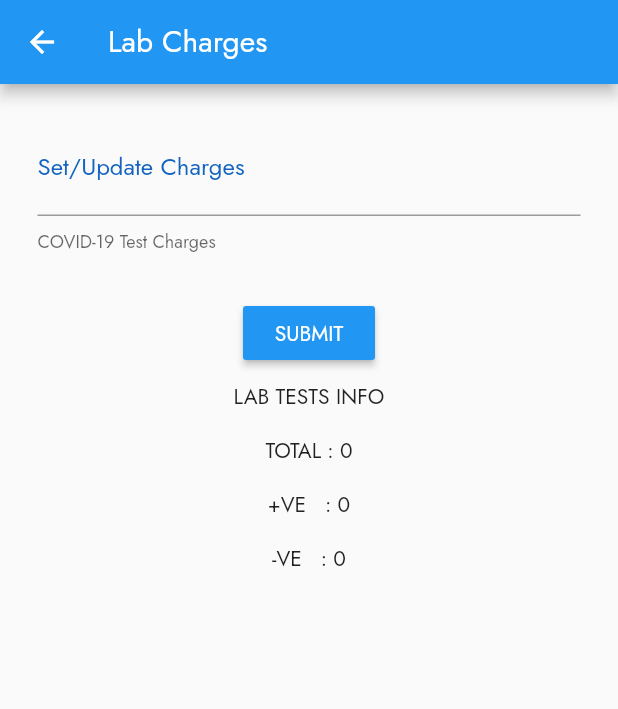
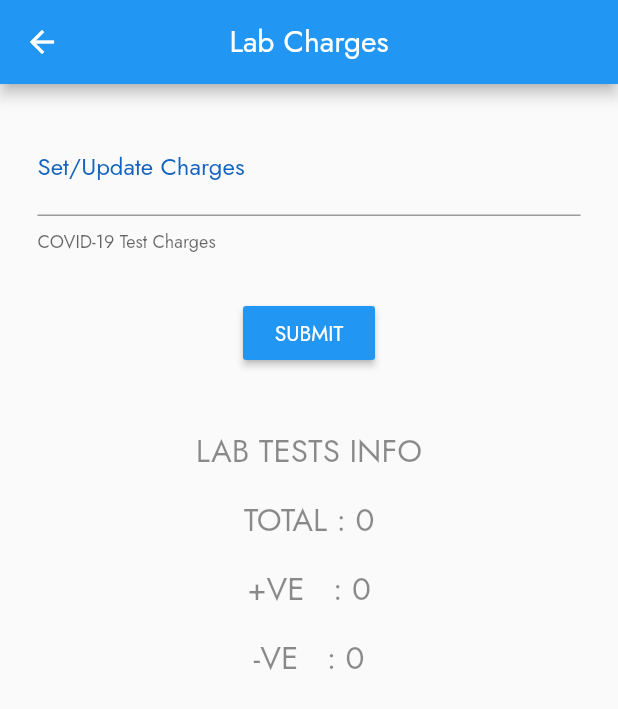
Before and after one commit to Bhushan-Koyande/Minor-Project, a Flutter app: the LabCharges screen opened directly, on a phone screen of 412 x 824 dp. Shown: the top 709 px of the screen. Run offline on Flutter 3.47's test engine with Material 2 defaults, Android fonts, the phone set to English and light mode, and no system bars; our stand-ins replace cloud_firestore, firebase_auth, firebase_core, geolocator; accounts and stored records are empty.

```diff
--- a/lib/pages/labCharge.dart
+++ b/lib/pages/labCharge.dart
@@ -30,7 +30,7 @@ class _LabChargesState extends State<LabCharges> {
   }
 
   void getLabStatistics() {
-    firestoreInstance.collection("TESTS").where("Lab Id", isEqualTo: widget.labId).get()
+    firestoreInstance.collection("TESTS").where("Lab ID", isEqualTo: widget.labId).get()
         .then((value) {
       List<Test> tests = value.docs.map((doc) => Test.fromDocument(doc)).toList();
       print(tests);
@@ -57,6 +57,7 @@ class _LabChargesState extends State<LabCharges> {
     return Scaffold(
       appBar: AppBar(
         title: Text('Lab Charges'),
+        centerTitle: true,
       ),
       body: Container(
         child: Center(
@@ -89,21 +90,22 @@ class _LabChargesState extends State<LabCharges> {
                 child: Text('SUBMIT', style: TextStyle(color: Colors.white),),
                 padding: EdgeInsets.all(8.0),
               ),
+              SizedBox(height: 32.0,),
               Padding(
                 padding: const EdgeInsets.all(8.0),
-                child: Text('LAB TESTS INFO'),
+                child: Text('LAB TESTS INFO', style: TextStyle(fontSize: 21.0, color: Colors.black45),),
               ),
               Padding(
                 padding: const EdgeInsets.all(8.0),
-                child: Text('TOTAL : $testCount'),
+                child: Text('TOTAL : $testCount', style: TextStyle(fontSize: 21.0, color: Colors.black45),),
               ),
               Padding(
                 padding: const EdgeInsets.all(8.0),
-                child: Text('+VE   : $positiveCount'),
+                child: Text('+VE   : $positiveCount', style: TextStyle(fontSize: 21.0, color: Colors.black45),),
               ),
               Padding(
                 padding: const EdgeInsets.all(8.0),
-                child: Text('-VE   : $negativeCount'),
+                child: Text('-VE   : $negativeCount', style: TextStyle(fontSize: 21.0, color: Colors.black45),),
               ),
             ],
           ),
--- a/lib/pages/labHome.dart
+++ b/lib/pages/labHome.dart
@@ -61,6 +61,7 @@ class _LabHomePageState extends State<LabHomePage> {
     return Scaffold(
       appBar: AppBar(
         title: Text('Test Appointments'),
+        centerTitle: true,
       ),
       drawer: Drawer(
         child: Column(
--- a/lib/pages/labLogin.dart
+++ b/lib/pages/labLogin.dart
@@ -48,10 +48,11 @@ class _LabLoginPageState extends State<LabLoginPage> {
                       onChanged: (String val){
                         labId = val;
                       },
+                      obscureText: true,
                       decoration: InputDecoration(
                         border: InputBorder.none,
                         fillColor: Colors.lightBlueAccent,
-                        labelText: 'Enter Lab ID',
+                        labelText: 'Enter Unique ID',
                         labelStyle: TextStyle(
                           color: Colors.white70,
                         ),
--- a/lib/pages/labVaccine.dart
+++ b/lib/pages/labVaccine.dart
@@ -25,6 +25,7 @@ class _LabVaccinesPageState extends State<LabVaccinesPage> {
   void initState() {
     // TODO: implement initState
     super.initState();
+    getVaccineAppointments();
   }
 
   void getVaccineAppointments() async {
```
Also changed, not shown: lib/pages/appointmentDetail.dart (+5 -2 lines), lib/pages/home.dart (+8 -1 lines), lib/pages/zone.dart (added, +78 -0 lines).
